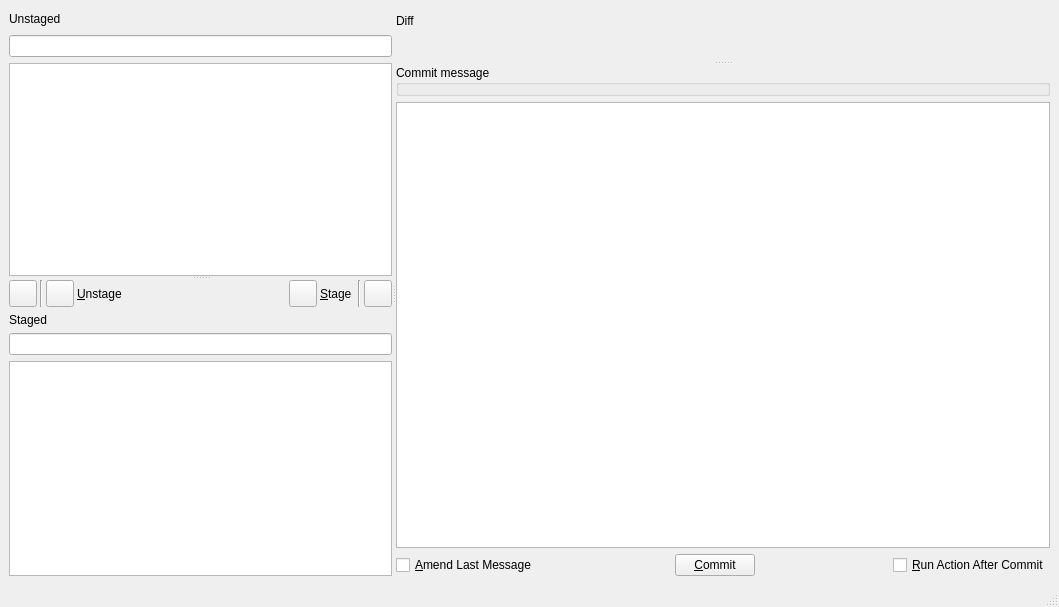
Above: qgitc/commitwindow.ui from timxx/qgitc before the change. Below: the same form after it.
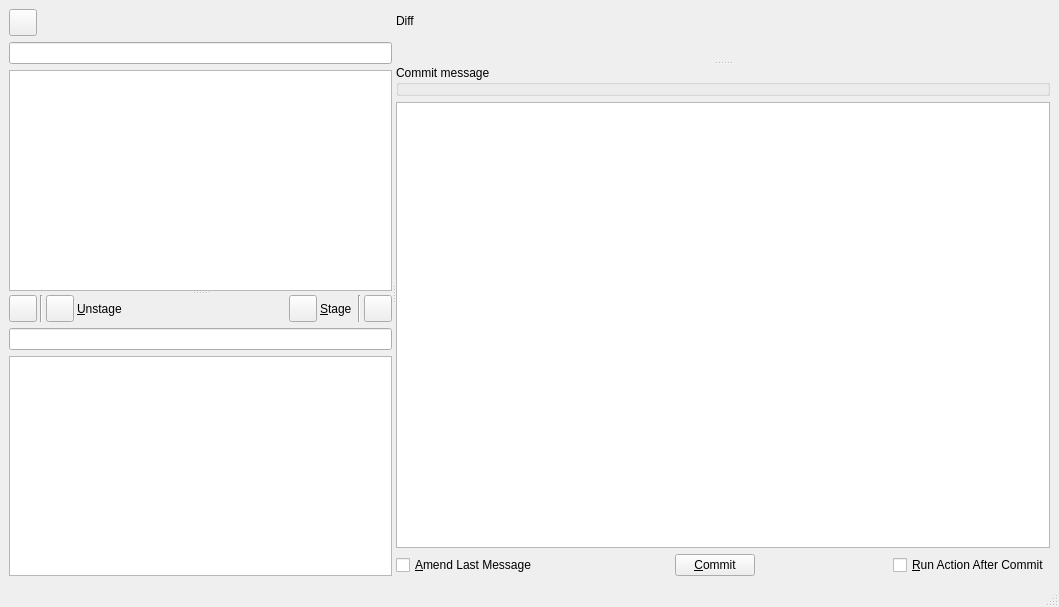
That is the form after the change. Custom widgets are drawn as their Qt base class.

Commit message: Add refresh button

```diff
--- a/qgitc/commitwindow.ui
+++ b/qgitc/commitwindow.ui
@@ -29,9 +29,15 @@
          <item>
           <layout class="QHBoxLayout" name="horizontalLayout_4">
            <item>
-            <widget class="QLabel" name="lbUnstaged">
+            <widget class="ColoredIconToolButton" name="tbRefresh">
              <property name="text">
-              <string>Unstaged</string>
+              <string/>
+             </property>
+             <property name="iconSize">
+              <size>
+               <width>20</width>
+               <height>20</height>
+              </size>
              </property>
             </widget>
            </item>
@@ -185,13 +191,6 @@
            </item>
           </layout>
          </item>
-         <item>
-          <widget class="QLabel" name="label">
-           <property name="text">
-            <string>Staged</string>
-           </property>
-          </widget>
-         </item>
          <item>
           <widget class="QLineEdit" name="leFilterStaged"/>
          </item>
```
The commit also changes 3 other files.
